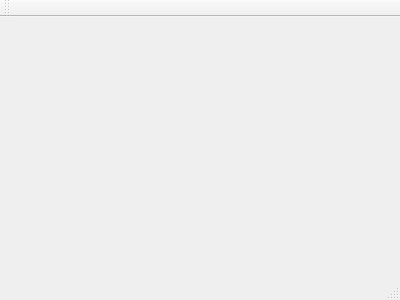
cezarre/memO, file mainwindow.ui: the form before one commit.
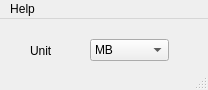
The form after the commit. Icons and pictures are not drawn.

Commit message: Display free memory. Unit property.

```diff
--- a/mainwindow.ui
+++ b/mainwindow.ui
@@ -1,24 +1,92 @@
 <ui version="4.0">
  <class>MainWindow</class>
- <widget class="QMainWindow" name="MainWindow" >
-  <property name="geometry" >
+ <widget class="QMainWindow" name="MainWindow">
+  <property name="geometry">
    <rect>
     <x>0</x>
     <y>0</y>
-    <width>400</width>
-    <height>300</height>
+    <width>208</width>
+    <height>90</height>
    </rect>
   </property>
   <property name="windowTitle" >
    <string>MainWindow</string>
   </property>
-  <widget class="QMenuBar" name="menuBar" />
-  <widget class="QToolBar" name="mainToolBar" />
-  <widget class="QWidget" name="centralWidget" />
-  <widget class="QStatusBar" name="statusBar" />
+  <property name="windowIcon">
+   <iconset>
+    <normaloff>../Downloads/franz-icon.png</normaloff>../Downloads/franz-icon.png</iconset>
+  </property>
+  <widget class="QWidget" name="centralWidget">
+   <widget class="QLabel" name="label">
+    <property name="geometry">
+     <rect>
+      <x>30</x>
+      <y>25</y>
+      <width>59</width>
+      <height>14</height>
+     </rect>
+    </property>
+    <property name="text">
+     <string>Unit</string>
+    </property>
+   </widget>
+   <widget class="QComboBox" name="UnitComboBox">
+    <property name="geometry">
+     <rect>
+      <x>90</x>
+      <y>20</y>
+      <width>79</width>
+      <height>22</height>
+     </rect>
+    </property>
+    <property name="currentText">
+     <string>MB</string>
+    </property>
+    <property name="currentIndex">
+     <number>1</number>
+    </property>
+    <item>
+     <property name="text">
+      <string>kB</string>
+     </property>
+    </item>
+    <item>
+     <property name="text">
+      <string>MB</string>
+     </property>
+    </item>
+    <item>
+     <property name="text">
+      <string>GB</string>
+     </property>
+    </item>
+   </widget>
+  </widget>
+  <widget class="QMenuBar" name="menuBar">
+   <property name="geometry">
+    <rect>
+     <x>0</x>
+     <y>0</y>
+     <width>208</width>
+     <height>19</height>
+    </rect>
+   </property>
+   <widget class="QMenu" name="menuHelp">
+    <property name="title">
+     <string>Help</string>
+    </property>
+    <addaction name="actionAbout"/>
+   </widget>
+   <addaction name="menuHelp"/>
+  </widget>
+  <widget class="QStatusBar" name="statusBar"/>
+  <action name="actionAbout">
+   <property name="text">
+    <string>About</string>
+   </property>
+  </action>
  </widget>
- <layoutDefault spacing="6" margin="11" />
- <pixmapfunction></pixmapfunction>
+ <layoutdefault spacing="6" margin="11"/>
  <resources/>
  <connections/>
 </ui>
```
Left out of the diff: 3 changed lines with no effect on the pictures. The commit also changes 6 other files.
